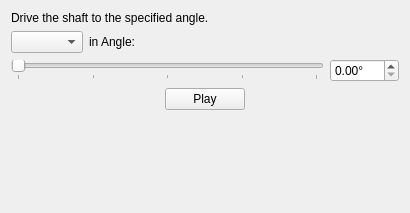
Old version of the form core/panel/run_Drive.ui in the repository KmolYuan/Pyslvs-UI.
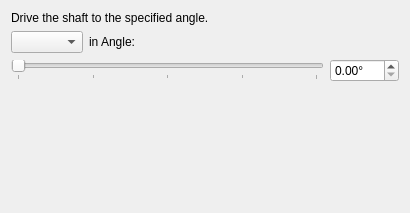
New version of the form.

Patch:
```diff
--- a/core/panel/run_Drive.ui
+++ b/core/panel/run_Drive.ui
@@ -99,43 +99,6 @@
      </item>
     </layout>
    </item>
-   <item>
-    <layout class="QHBoxLayout" name="horizontalLayout">
-     <item>
-      <spacer name="horizontalSpacer">
-       <property name="orientation">
-        <enum>Qt::Horizontal</enum>
-       </property>
-       <property name="sizeHint" stdset="0">
-        <size>
-         <width>40</width>
-         <height>20</height>
-        </size>
-       </property>
-      </spacer>
-     </item>
-     <item>
-      <widget class="QPushButton" name="playButton">
-       <property name="text">
-        <string>Play</string>
-       </property>
-      </widget>
-     </item>
-     <item>
-      <spacer name="horizontalSpacer_2">
-       <property name="orientation">
-        <enum>Qt::Horizontal</enum>
-       </property>
-       <property name="sizeHint" stdset="0">
-        <size>
-         <width>40</width>
-         <height>20</height>
-        </size>
-       </property>
-      </spacer>
-     </item>
-    </layout>
-   </item>
    <item>
     <spacer name="verticalSpacer">
      <property name="orientation">
```
